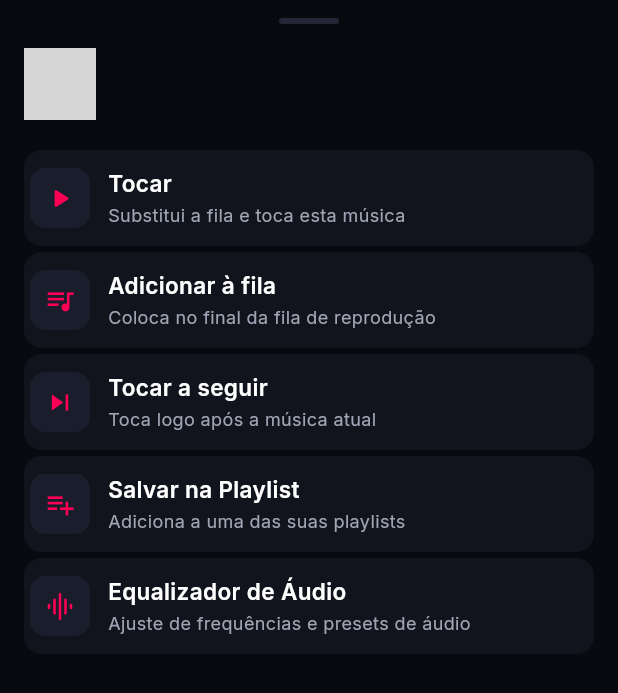
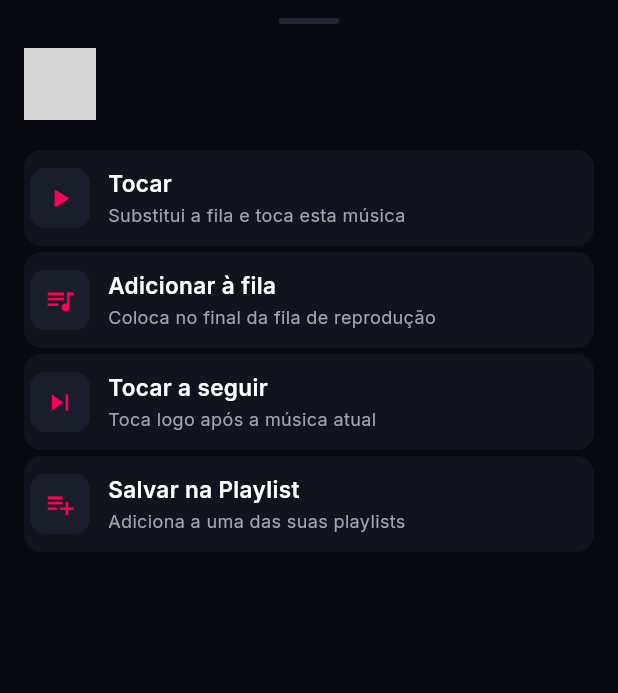
Before and after one commit to artannyel/my_music_online, a Flutter app: the _SongContextMenuContent widget shown alone on an empty page, opened directly with empty values, on a phone screen of 412 x 824 dp. Shown: the top 693 px of the screen. Run offline on Flutter 3.47's test engine with Material 3 defaults, Android fonts, the phone set to English and light mode, and no system bars; our stand-ins replace audio_service, cached_network_image, cloud_firestore, cookie_jar, file_picker, firebase_auth and 7 more; missing offline and left inert: dart_ytmusic_api, newpipeextractor_dart, youtube_explode_dart, yt_extractor; accounts and stored records are empty; network calls fail; grey boxes are pictures that could not be loaded.

Commit message:
refactor: remove Equalizer option from song context menu bottom sheet

```diff
--- a/lib/src/features/player/presentation/widgets/song_context_menu_bottom_sheet.dart
+++ b/lib/src/features/player/presentation/widgets/song_context_menu_bottom_sheet.dart
@@ -1,7 +1,6 @@
 import 'package:flutter/material.dart';
 import 'package:flutter_riverpod/flutter_riverpod.dart';
 import 'package:go_router/go_router.dart';
-import '../../../../core/router/route_names.dart';
 import '../../../../core/theme/app_colors.dart';
 import '../../../playlist/domain/models/playlist_model.dart';
 import '../../../playlist/presentation/widgets/add_to_playlist_bottom_sheet.dart';
@@ -220,16 +219,6 @@ class _SongContextMenuContent extends ConsumerWidget {
                   },
                 ),
               ],
-              const SizedBox(height: 4),
-              _MenuOption(
-                icon: Icons.graphic_eq_rounded,
-                label: 'Equalizador de Áudio',
-                subtitle: 'Ajuste de frequências e presets de áudio',
-                onTap: () {
-                  Navigator.of(context).pop();
-                  context.push(RouteNames.equalizer);
-                },
-              ),
               if (isFromQueue && queueIndex >= 0) ...[
                 const SizedBox(height: 4),
                 _MenuOption(
```
